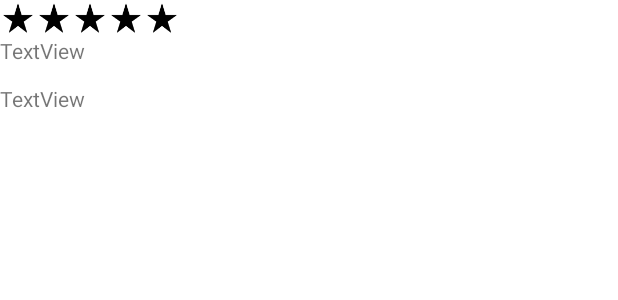
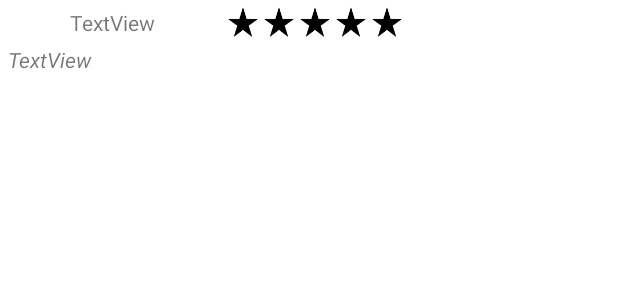
Before and after one commit to AxelSTL/Proj_Mobile_Circuit, an Android app: the layout adaptercommentary_view.xml on its own in the app's theme, with its tools: preview values and no code run, on a phone screen of 412 x 824 dp. Shown: the top 300 px of the screen. Run offline under Robolectric (Android 15) with nearby library versions, the phone set to English and light mode, and no system bars.

Commit message:
Avis mais sans tes

```diff
--- a/app/src/main/res/layout/adaptercommentary_view.xml
+++ b/app/src/main/res/layout/adaptercommentary_view.xml
@@ -7,49 +7,64 @@
 
     <LinearLayout
         android:layout_width="match_parent"
-        android:layout_height="wrap_content">
+        android:layout_height="wrap_content"
+        android:orientation="horizontal">
+
+        <TextView
+            android:id="@+id/commentaryadapter_pseudo"
+            android:layout_width="150dp"
+            android:layout_height="30dp"
+            android:layout_gravity="center"
+            android:gravity="center"
+            android:textAlignment="center"
+            android:text="TextView" />
 
         <ImageView
             android:id="@+id/stars1"
             android:layout_width="wrap_content"
             android:layout_height="wrap_content"
+            android:layout_gravity="center"
             android:background="@drawable/ic_baseline_star_rate_24" />
 
         <ImageView
             android:id="@+id/stars2"
             android:layout_width="wrap_content"
             android:layout_height="wrap_content"
+            android:layout_gravity="center"
             android:background="@drawable/ic_baseline_star_rate_24" />
 
         <ImageView
             android:id="@+id/stars3"
             android:layout_width="wrap_content"
             android:layout_height="wrap_content"
+            android:layout_gravity="center"
             android:background="@drawable/ic_baseline_star_rate_24" />
 
         <ImageView
             android:id="@+id/stars4"
             android:layout_width="wrap_content"
             android:layout_height="wrap_content"
+            android:layout_gravity="center"
             android:background="@drawable/ic_baseline_star_rate_24" />
 
         <ImageView
             android:id="@+id/stars5"
             android:layout_width="wrap_content"
             android:layout_height="wrap_content"
+            android:layout_gravity="center"
             android:background="@drawable/ic_baseline_star_rate_24" />
-    </LinearLayout>
 
-    <TextView
-        android:id="@+id/commentaryadapter_pseudo"
-        android:layout_width="match_parent"
-        android:layout_height="32dp"
-        android:text="TextView" />
+
+        </LinearLayout>
 
     <TextView
         android:id="@+id/commentaryadapter_message"
         android:layout_width="match_parent"
         android:layout_height="78dp"
-        android:text="TextView" />
+        android:layout_gravity="center"
+        android:paddingStart="5dp"
+        android:paddingEnd="5dp"
+        android:text="TextView"
+        android:textStyle="italic"/>
 
 </LinearLayout>
```
Also changed, not shown: gradle/wrapper/gradle-wrapper.properties (deleted), 1 other file.
